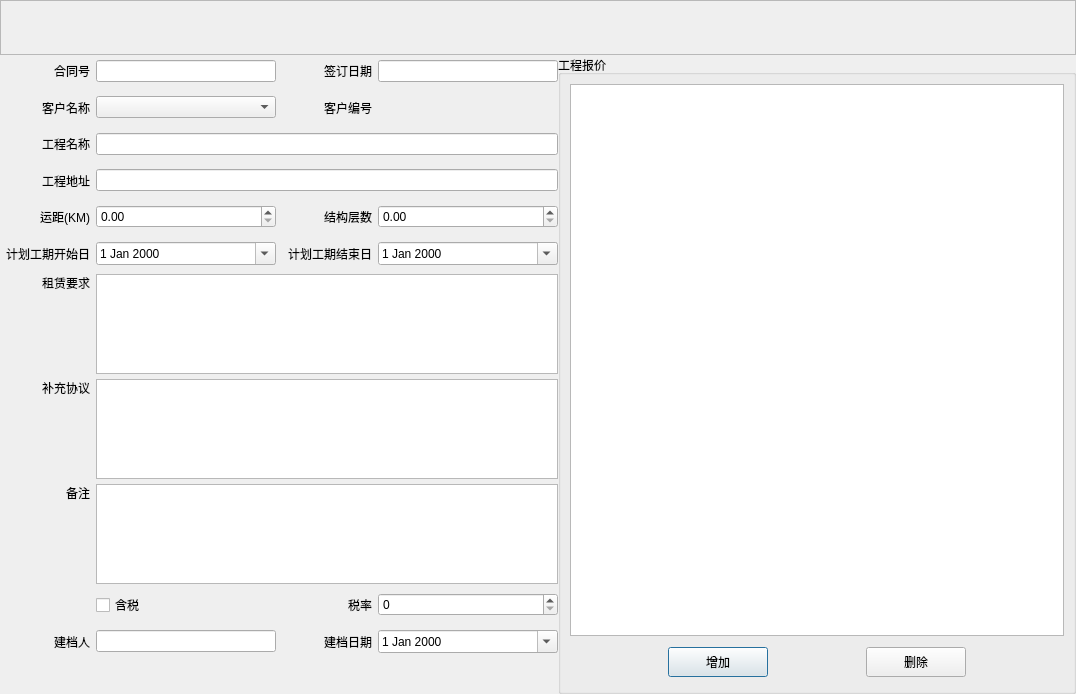
First picture: the form in ui/dialog/contracteditdialog.ui, repository longcp/CarRentalManagement, before the edit.
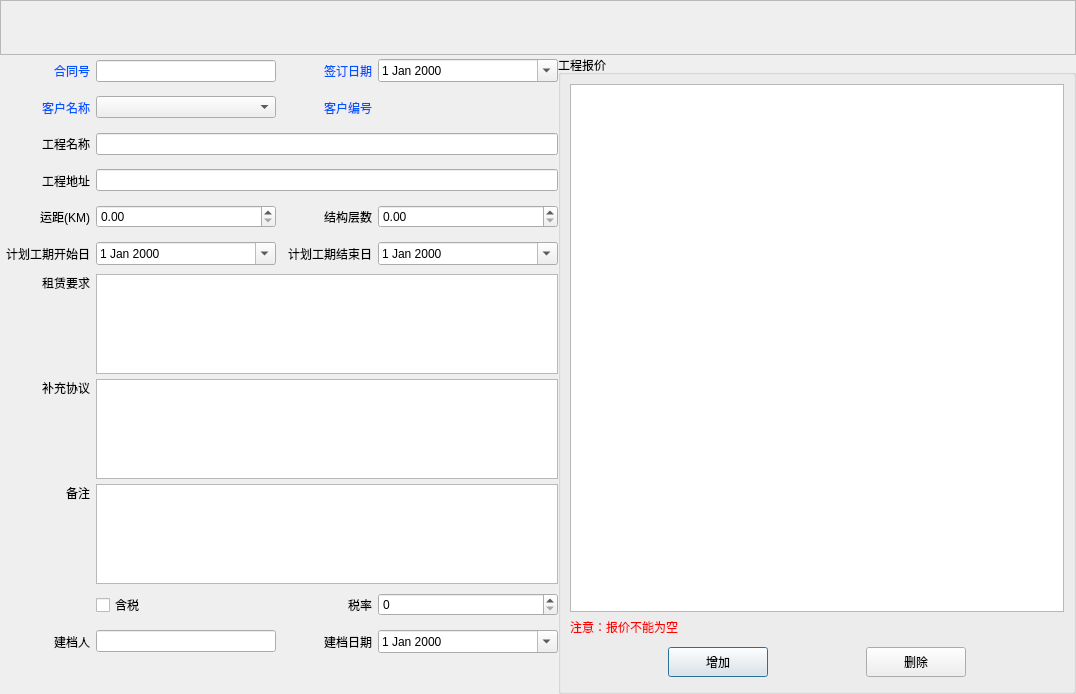
Second picture: the form after the edit.

Commit message: 修改界面

```diff
--- a/ui/dialog/contracteditdialog.ui
+++ b/ui/dialog/contracteditdialog.ui
@@ -133,6 +133,9 @@
                 <height>16777215</height>
                </size>
               </property>
+              <property name="styleSheet">
+               <string notr="true">color: rgb(0, 85, 255);</string>
+              </property>
               <property name="text">
                <string>合同号</string>
               </property>
@@ -171,6 +174,9 @@
                 <height>16777215</height>
                </size>
               </property>
+              <property name="styleSheet">
+               <string notr="true">color: rgb(0, 85, 255);</string>
+              </property>
               <property name="text">
                <string>签订日期</string>
               </property>
@@ -180,7 +186,7 @@
              </widget>
             </item>
             <item>
-             <widget class="QLineEdit" name="lineEdit_2">
+             <widget class="QDateEdit" name="dateEdit_4">
               <property name="minimumSize">
                <size>
                 <width>180</width>
@@ -193,6 +199,9 @@
                 <height>16777215</height>
                </size>
               </property>
+              <property name="calendarPopup">
+               <bool>true</bool>
+              </property>
              </widget>
             </item>
            </layout>
@@ -227,6 +236,9 @@
                 <height>16777215</height>
                </size>
               </property>
+              <property name="styleSheet">
+               <string notr="true">color: rgb(0, 85, 255);</string>
+              </property>
               <property name="text">
                <string>客户名称</string>
               </property>
@@ -253,6 +265,9 @@
             </item>
             <item>
              <widget class="QLabel" name="label_17">
+              <property name="styleSheet">
+               <string notr="true">color: rgb(0, 85, 255);</string>
+              </property>
               <property name="text">
                <string>客户编号</string>
               </property>
@@ -899,7 +914,17 @@
         </property>
         <layout class="QVBoxLayout" name="verticalLayout_3">
          <item>
-          <widget class="QTableView" name="tableView"/>
+          <widget class="QTableView" name="priceTableView"/>
+         </item>
+         <item>
+          <widget class="QLabel" name="label_19">
+           <property name="styleSheet">
+            <string notr="true">color: rgb(255, 0, 0);</string>
+           </property>
+           <property name="text">
+            <string>注意：报价不能为空</string>
+           </property>
+          </widget>
          </item>
          <item>
           <widget class="QWidget" name="widget_15" native="true">
```
Left out of the diff: 8 changed lines with no effect on the pictures. The commit also changes 5 other files.
